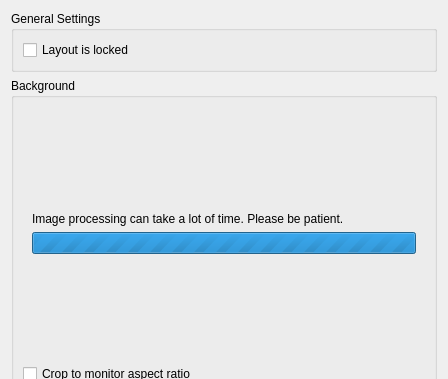
First picture: the form in client/src/ui/dialogs/layout_settings_dialog.ui, repository networkoptix/nx_open, before the edit; both pictures show x 0 to 448 and y 0 to 379 of the 448 by 548 pixel window.
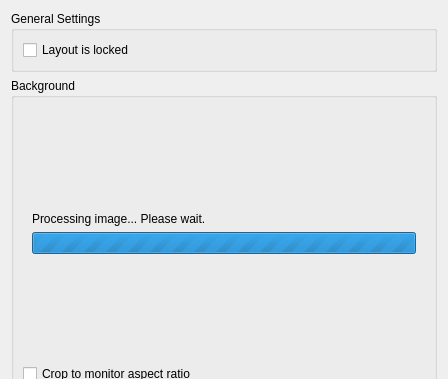
Second picture: the form after the edit. The open tabs and pages were chosen to show the change. Custom widgets are drawn as their Qt base class.

The edit to the form file:
```diff
--- a/client/src/ui/dialogs/layout_settings_dialog.ui
+++ b/client/src/ui/dialogs/layout_settings_dialog.ui
@@ -120,7 +120,7 @@
           <item>
            <widget class="QLabel" name="label">
             <property name="text">
-             <string>Image processing can take a lot of time. Please be patient.</string>
+             <string>Processing image... Please wait.</string>
             </property>
             <property name="wordWrap">
              <bool>true</bool>
```
Left out of the diff: 8 changed lines with no effect on the pictures.
